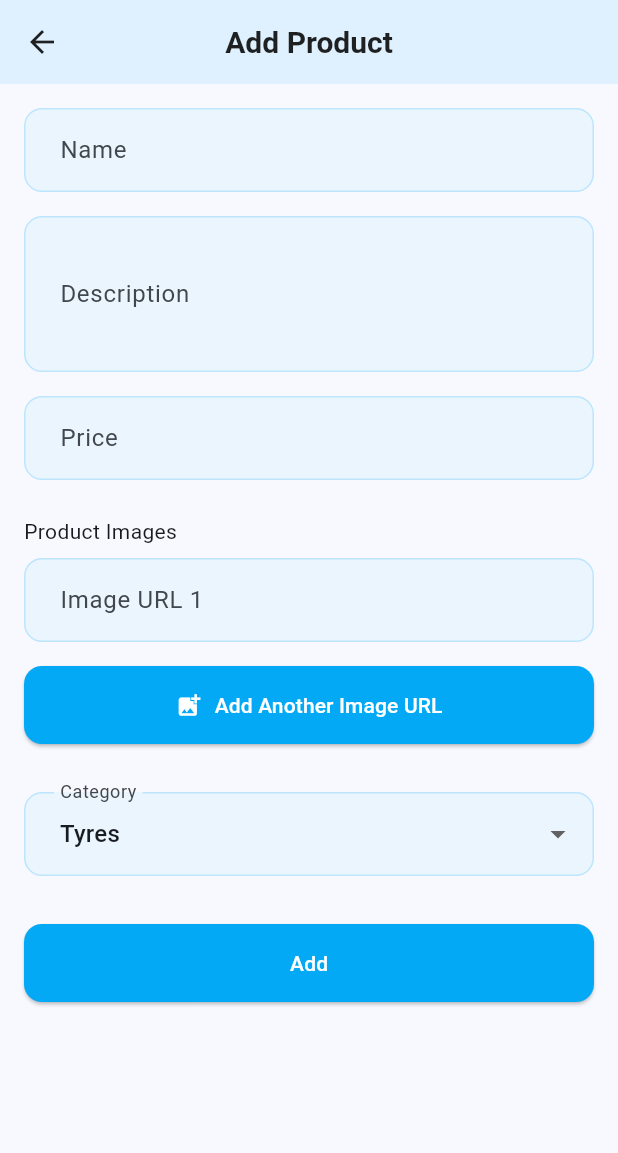
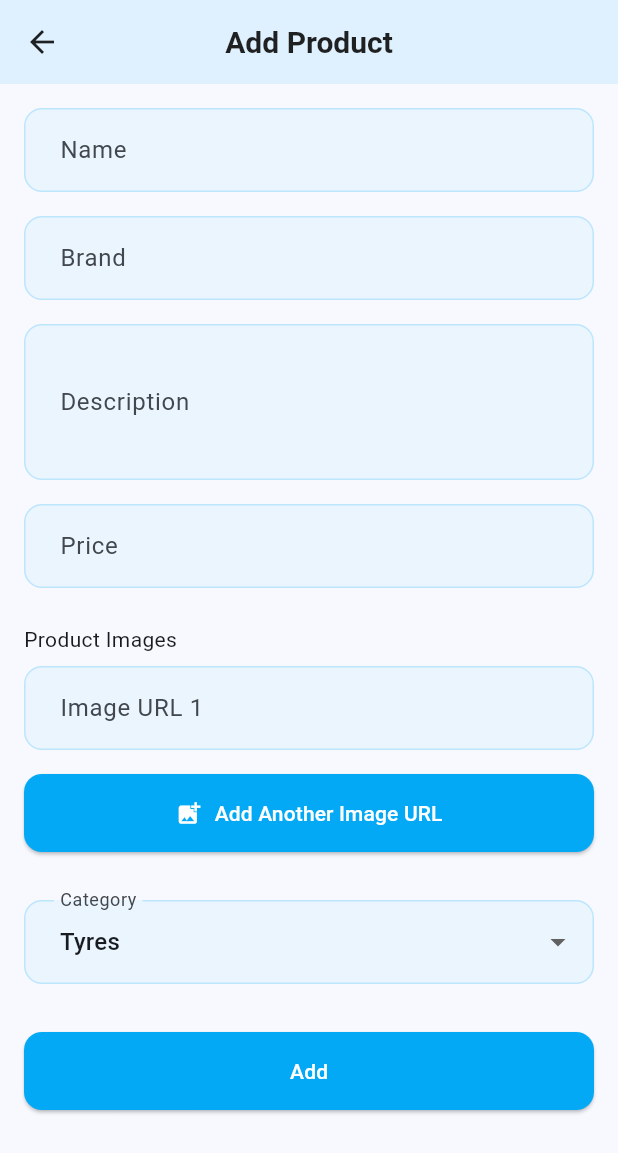
Before and after one commit to abid2net/ecommerce, a Flutter app: the ProductFormScreen screen opened by its route, on a phone screen of 412 x 824 dp. Shown: the top 1153 px of the screen. Run offline on Flutter 3.47's test engine with Material 3 defaults, Android fonts, the phone set to English and light mode, and no system bars; our stand-ins replace carousel_slider, cloud_firestore, dots_indicator, equatable, firebase_auth, firebase_core and 5 more; missing offline and left inert: flutter_facebook_auth; accounts and stored records are empty; network calls fail.

Commit message:
Added brand field to product

```diff
--- a/lib/main.dart
+++ b/lib/main.dart
@@ -65,6 +65,7 @@ class MyApp extends StatelessWidget {
         theme: AppTheme.lightTheme,
         home: const AppController(),
         routes: Routes.getRoutes(),
+        debugShowCheckedModeBanner: false,
       ),
     );
   }
--- a/lib/models/product_model.dart
+++ b/lib/models/product_model.dart
@@ -9,6 +9,7 @@ class ProductModel extends Equatable {
   final double price;
   final List<String> images;
   final CategoryModel category;
+  final String brand;
   final int? quantity;
   final double rating;
   final int reviewCount;
@@ -20,6 +21,7 @@ class ProductModel extends Equatable {
     required this.price,
     this.images = const [],
     required this.category,
+    required this.brand,
     this.quantity,
     this.rating = 0.0,
     this.reviewCount = 0,
@@ -33,6 +35,7 @@ class ProductModel extends Equatable {
     price,
     images,
     category,
+    brand,
     quantity,
     rating,
     reviewCount,
@@ -46,6 +49,7 @@ class ProductModel extends Equatable {
       'price': price,
       'images': images,
       'category': category.toMap(),
+      'brand': brand,
       'quantity': quantity,
       'rating': rating,
       'reviewCount': reviewCount,
@@ -68,6 +72,7 @@ class ProductModel extends Equatable {
                 icon: Icons.info,
               )
               : CategoryModel.fromMap(map['category'] as Map<String, dynamic>),
+      brand: (map['brand'] ?? '') as String,
       quantity: map['quantity'] as int?,
       rating: (map['rating'] as num?)?.toDouble() ?? 0.0,
       reviewCount: (map['reviewCount'] as int?) ?? 0,
--- a/lib/screens/cart/cart_screen.dart
+++ b/lib/screens/cart/cart_screen.dart
@@ -126,6 +126,11 @@ class CartItem extends StatelessWidget {
                     style: Theme.of(context).textTheme.titleMedium,
                   ),
                   const SizedBox(height: 4),
+                  if (product.brand.isNotEmpty)
+                    Text(
+                      product.brand,
+                      style: Theme.of(context).textTheme.bodyMedium,
+                    ),
                   Text(
                     '\$${product.price.toStringAsFixed(2)}',
                     style: Theme.of(context).textTheme.bodyLarge,
--- a/lib/screens/home/home_screen.dart
+++ b/lib/screens/home/home_screen.dart
@@ -250,6 +250,13 @@ class _HomeScreenState extends State<HomeScreen> {
                     overflow: TextOverflow.ellipsis,
                   ),
                   const SizedBox(height: 4),
+                  if (product.brand.isNotEmpty)
+                    Text(
+                      product.brand,
+                      style: Theme.of(context).textTheme.bodySmall,
+                    ),
+                  const SizedBox(height: 4),
+
                   Row(
                     children: [
                       RatingBar(rating: product.rating, size: 14),
--- a/lib/screens/product/product_details_screen.dart
+++ b/lib/screens/product/product_details_screen.dart
@@ -142,6 +142,11 @@ class _ProductDetailsScreenState extends State<ProductDetailsScreen> {
                         ],
                       ),
                     ],
+                  ),
+                  const SizedBox(height: 8),
+                  Text(
+                    'Brand: ${widget.product.brand}',
+                    style: Theme.of(context).textTheme.bodyMedium,
                   ),
                   const SizedBox(height: 8),
                   Text(
@@ -295,6 +300,7 @@ class _ProductDetailsScreenState extends State<ProductDetailsScreen> {
                                     price: widget.product.price,
                                     images: widget.product.images,
                                     description: widget.product.description,
+                                    brand: widget.product.brand,
                                     category: widget.product.category,
                                     quantity: quantity,
                                   ),
--- a/lib/screens/product/product_form_screen.dart
+++ b/lib/screens/product/product_form_screen.dart
@@ -20,6 +20,7 @@ class _ProductFormScreenState extends State<ProductFormScreen> {
   late TextEditingController _nameController;
   late TextEditingController _descriptionController;
   late TextEditingController _priceController;
+  late TextEditingController _brandController;
   final List<TextEditingController> _imageUrlControllers = [];
   CategoryModel? _selectedCategory;
 
@@ -33,6 +34,7 @@ class _ProductFormScreenState extends State<ProductFormScreen> {
     _priceController = TextEditingController(
       text: widget.product?.price.toString(),
     );
+    _brandController = TextEditingController(text: widget.product?.brand);
 
     if (widget.product?.images.isNotEmpty == true) {
       for (var imageUrl in widget.product!.images) {
@@ -75,6 +77,13 @@ class _ProductFormScreenState extends State<ProductFormScreen> {
                 TextFormField(
                   controller: _nameController,
                   decoration: const InputDecoration(labelText: 'Name'),
+                  validator:
+                      (value) => value?.isEmpty ?? true ? 'Required' : null,
+                ),
+                const SizedBox(height: 16),
+                TextFormField(
+                  controller: _brandController,
+                  decoration: const InputDecoration(labelText: 'Brand'),
                   validator:
                       (value) => value?.isEmpty ?? true ? 'Required' : null,
                 ),
@@ -211,6 +220,7 @@ class _ProductFormScreenState extends State<ProductFormScreen> {
       name: _nameController.text,
       description: _descriptionController.text,
       price: double.parse(_priceController.text),
+      brand: _brandController.text,
       images:
           _imageUrlControllers
               .map((controller) => controller.text)
@@ -233,6 +243,7 @@ class _ProductFormScreenState extends State<ProductFormScreen> {
     _nameController.dispose();
     _descriptionController.dispose();
     _priceController.dispose();
+    _brandController.dispose();
     for (var controller in _imageUrlControllers) {
       controller.dispose();
     }
--- a/lib/widgets/product/product_list_item.dart
+++ b/lib/widgets/product/product_list_item.dart
@@ -23,6 +23,11 @@ class ProductListItem extends StatelessWidget {
         subtitle: Column(
           crossAxisAlignment: CrossAxisAlignment.start,
           children: [
+            if (product.brand.isNotEmpty)
+              Padding(
+                padding: const EdgeInsets.symmetric(vertical: 3.0),
+                child: Text(product.brand),
+              ),
             Padding(
               padding: const EdgeInsets.symmetric(vertical: 5.0),
               child: Text('\$${product.price.toStringAsFixed(2)}'),
```
Also changed, not shown: lib/screens/home/product_search_delegate.dart (+7 -1 lines), lib/screens/wishlist/wishlist_screen.dart (+7 -1 lines).
